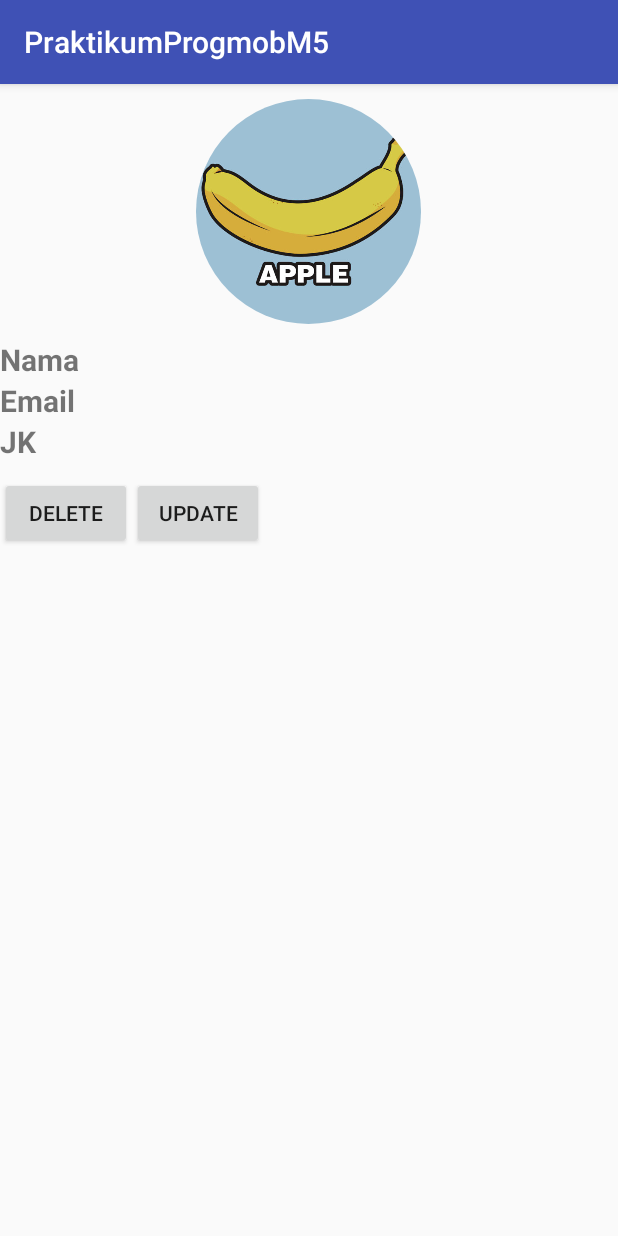
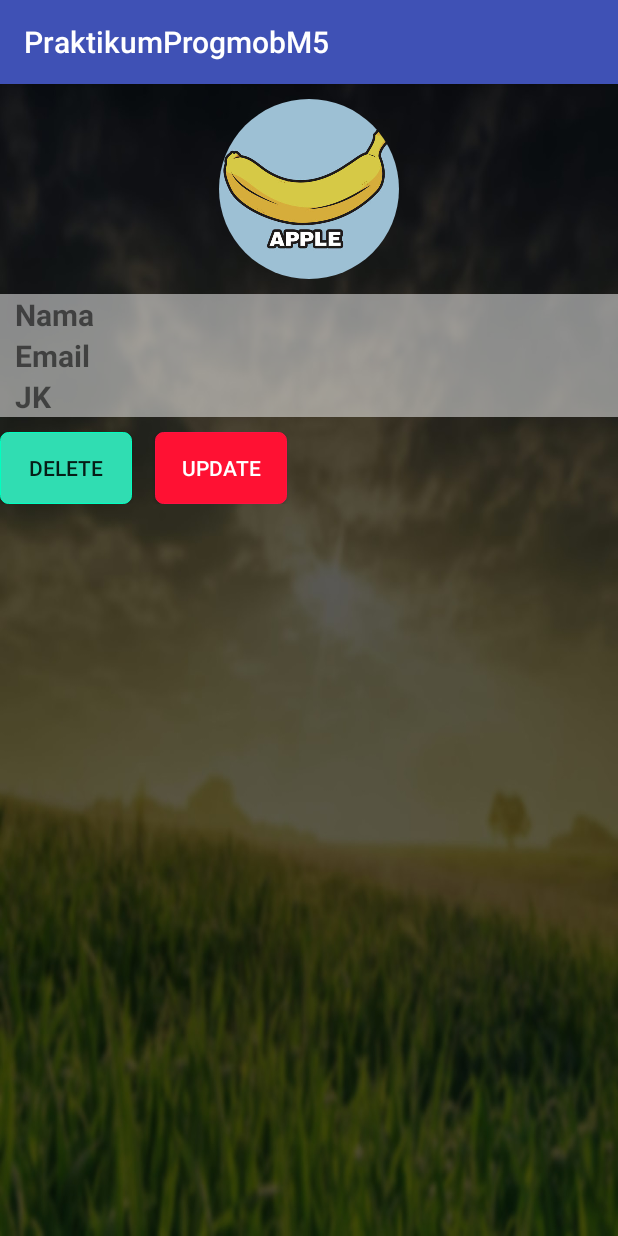
Before and after one commit to wahyupermadie/promob5, an Android app: the DetailMemberActivity screen opened directly, with no data from a screen before it, on a phone screen of 412 x 824 dp. Run offline under Robolectric (Android 15) with nearby library versions, the light colour scheme and no system bars; our stand-ins replace ButterKnife, CircleImageView; pictures from the network do not load.

Commit message:
modul 5 fix

```diff
--- /dev/null
+++ b/app/src/main/res/drawable/button.xml
@@ -0,0 +1,32 @@
+<?xml version="1.0" encoding="utf-8"?>
+<selector xmlns:android="http://schemas.android.com/apk/res/android">
+
+<item android:state_pressed="false" android:state_focused="false">
+    <shape>
+        <solid android:color="#30ddb2"/>
+        <stroke
+            android:width="0.1dp"
+            android:color="#00ffc0"/>
+        <corners android:radius="5dp"/>
+    </shape>
+</item>
+
+    <item android:state_pressed="true" android:state_focused="true">
+        <shape>
+            <solid android:color="#14b48c"/>
+            <stroke
+                android:width="0.1dp"
+                android:color="#00ffc0"/>
+            <corners android:radius="5dp"/>
+        </shape>
+    </item>
+    <item android:state_pressed="true" android:state_focused="false">
+        <shape>
+            <solid android:color="#14b48c"/>
+            <stroke
+                android:width="0.1dp"
+                android:color="#00ffc0"/>
+            <corners android:radius="5dp"/>
+        </shape>
+    </item>
+</selector>
--- /dev/null
+++ b/app/src/main/res/drawable/button2.xml
@@ -0,0 +1,32 @@
+<?xml version="1.0" encoding="utf-8"?>
+<selector xmlns:android="http://schemas.android.com/apk/res/android">
+
+    <item android:state_pressed="false" android:state_focused="false">
+        <shape>
+            <solid android:color="#ff13"/>
+            <stroke
+                android:width="0.1dp"
+                android:color="#ff14"/>
+            <corners android:radius="5dp"/>
+        </shape>
+    </item>
+
+    <item android:state_pressed="true" android:state_focused="true">
+        <shape>
+            <solid android:color="#1321"/>
+            <stroke
+                android:width="0.1dp"
+                android:color="#ff15"/>
+            <corners android:radius="5dp"/>
+        </shape>
+    </item>
+    <item android:state_pressed="true" android:state_focused="false">
+        <shape>
+            <solid android:color="#ff14"/>
+            <stroke
+                android:width="0.1dp"
+                android:color="#ff11"/>
+            <corners android:radius="5dp"/>
+        </shape>
+    </item>
+</selector>
--- /dev/null
+++ b/app/src/main/res/drawable/trans_white_rectangle.xml
@@ -0,0 +1,11 @@
+<?xml version="1.0" encoding="utf-8"?>
+<selector xmlns:android="http://schemas.android.com/apk/res/android">
+<item>
+    <shape>
+        <solid android:color="#80ffffff">
+
+        </solid>
+    </shape>
+
+</item>
+</selector>
--- a/app/src/main/res/layout/activity_detail_member.xml
+++ b/app/src/main/res/layout/activity_detail_member.xml
@@ -5,18 +5,20 @@
     android:layout_width="match_parent"
     android:layout_height="match_parent"
     android:orientation="vertical"
+    android:background="@drawable/bg1"
     android:layout_gravity="center_horizontal"
     tools:context="id.futnet.praktikumprogmobm5.DetailMemberActivity">
     <de.hdodenhof.circleimageview.CircleImageView
         android:layout_margin="10dp"
-        android:layout_width="150dp"
-        android:layout_height="150dp"
+        android:layout_width="120dp"
+        android:layout_height="120dp"
         android:layout_gravity="center_horizontal"
         android:id="@+id/IV_memberDetail"
         android:src="@drawable/ava"
         android:layout_alignParentLeft="true"
         android:layout_alignParentTop="true"/>
     <RelativeLayout
+        android:background="@drawable/trans_white_rectangle"
         android:layout_width="match_parent"
         android:layout_height="wrap_content">
         <TextView
@@ -24,9 +26,11 @@
             android:layout_width="100dp"
             android:layout_height="wrap_content"
             android:text="Nama"
+            android:paddingStart="10dp"
             android:textStyle="bold"
             android:textSize="20dp"/>
         <TextView
+            android:paddingStart="10dp"
             android:layout_alignBaseline="@id/TV_namaLengkap"
             android:id="@+id/TV_namaLengkap"
             android:layout_marginLeft="10dp"
@@ -35,6 +39,7 @@
             android:layout_width="wrap_content"
             android:layout_height="wrap_content" />
         <TextView
+            android:paddingStart="10dp"
             android:textStyle="bold"
             android:layout_below="@+id/TV_nama"
             android:id="@+id/TV_email"
@@ -43,6 +48,7 @@
             android:text="Email"
             android:textSize="20dp"/>
         <TextView
+            android:paddingStart="10dp"
             android:layout_alignBaseline="@id/TV_email"
             android:layout_below="@id/TV_namaLengkap"
             android:id="@+id/TV_emailLengkap"
@@ -52,6 +58,7 @@
             android:layout_width="wrap_content"
             android:layout_height="wrap_content" />
         <TextView
+            android:paddingStart="10dp"
             android:textStyle="bold"
             android:layout_below="@id/TV_email"
             android:id="@+id/TV_sex"
@@ -60,6 +67,7 @@
             android:layout_width="100dp"
             android:layout_height="wrap_content" />
         <TextView
+            android:paddingStart="10dp"
             android:layout_alignBaseline="@id/TV_sex"
             android:layout_below="@id/TV_emailLengkap"
             android:id="@+id/TV_sexLengkap"
@@ -70,20 +78,27 @@
             android:layout_height="wrap_content" />
     </RelativeLayout>
     <LinearLayout
+        android:orientation="horizontal"
         android:layout_marginTop="10dp"
         android:layout_width="match_parent"
         android:layout_height="wrap_content">
         <Button
+            android:layout_gravity="center_horizontal"
+            android:background="@drawable/button"
             android:id="@+id/btnDelete"
             android:layout_width="wrap_content"
             android:layout_height="wrap_content"
             android:text="DELETE"
             android:onClick="deleteUser"/>
         <Button
+            android:layout_gravity="center_horizontal"
+            android:layout_marginLeft="15dp"
+            android:background="@drawable/button2"
             android:id="@+id/btnUpdate"
             android:layout_width="wrap_content"
             android:layout_height="wrap_content"
             android:text="UPDATE"
+            android:textColor="@color/white"
             android:onClick="updateUser"/>
     </LinearLayout>
 </LinearLayout>
--- a/app/src/main/res/values/colors.xml
+++ b/app/src/main/res/values/colors.xml
@@ -3,4 +3,5 @@
     <color name="colorPrimary">#3F51B5</color>
     <color name="colorPrimaryDark">#303F9F</color>
     <color name="colorAccent">#FF4081</color>
+    <color name="white">#ffff</color>
 </resources>
```
Also changed, not shown: app/src/main/res/drawable/bg1.jpg (added), app/src/main/res/drawable/bg2.jpg (added).
